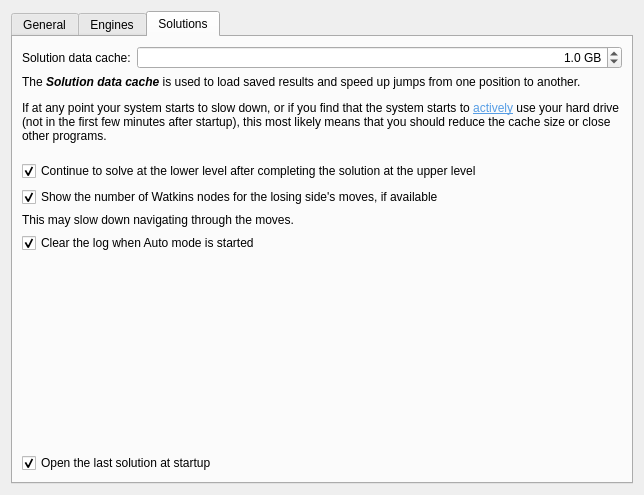
Above: projects/gui/ui/settingsdlg.ui from tolius/solver before the change. Below: the same form after it.
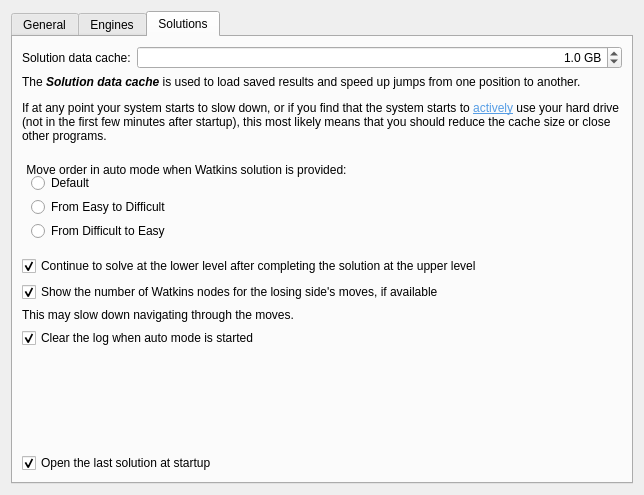
That is the form after the change. The open tabs and pages were chosen to show the change.

Commit message: allow selection of a preferred move order

```diff
--- a/projects/gui/ui/settingsdlg.ui
+++ b/projects/gui/ui/settingsdlg.ui
@@ -678,6 +678,48 @@
          </property>
         </spacer>
        </item>
+       <item>
+        <widget class="QGroupBox" name="groupBox_moveOrder">
+         <property name="styleSheet">
+          <string notr="true">QGroupBox {border:0;}</string>
+         </property>
+         <property name="title">
+          <string>Move order in auto mode when Watkins solution is provided:</string>
+         </property>
+         <property name="flat">
+          <bool>true</bool>
+         </property>
+         <layout class="QVBoxLayout" name="verticalLayout_5">
+          <property name="spacing">
+           <number>4</number>
+          </property>
+          <property name="topMargin">
+           <number>12</number>
+          </property>
+          <item>
+           <widget class="QRadioButton" name="m_radio_moveOrder_Default">
+            <property name="text">
+             <string>Default</string>
+            </property>
+           </widget>
+          </item>
+          <item>
+           <widget class="QRadioButton" name="m_radio_moveOrder_EasyToDifficult">
+            <property name="text">
+             <string>From Easy to Difficult</string>
+            </property>
+           </widget>
+          </item>
+          <item>
+           <widget class="QRadioButton" name="m_radio_moveOrder_DifficultToEasy">
+            <property name="text">
+             <string>From Difficult to Easy</string>
+            </property>
+           </widget>
+          </item>
+         </layout>
+        </widget>
+       </item>
        <item>
         <widget class="QCheckBox" name="m_lowerLevel">
          <property name="text">
@@ -714,7 +756,7 @@
        <item>
         <widget class="QCheckBox" name="m_clearLogWhenAutoStarted">
          <property name="text">
-          <string>Clear the log when Auto mode is started</string>
+          <string>Clear the log when auto mode is started</string>
          </property>
          <property name="checked">
           <bool>true</bool>
```
Left out of the diff: 16 changed lines with no effect on the pictures. The commit also changes 12 other files.
